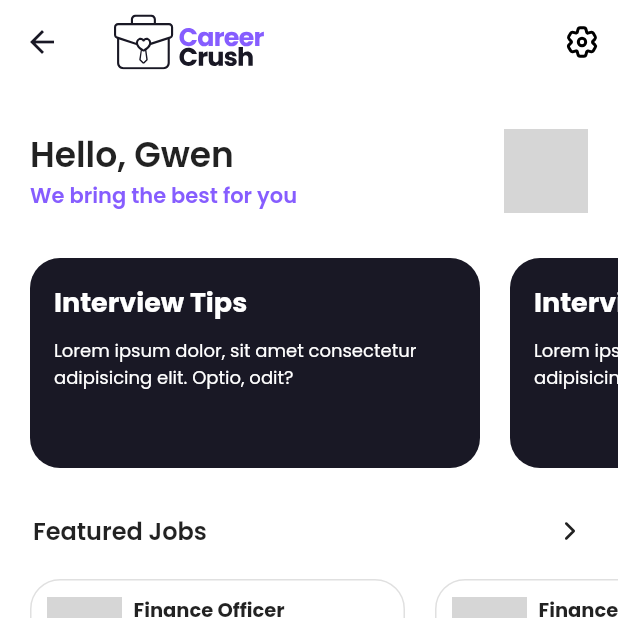
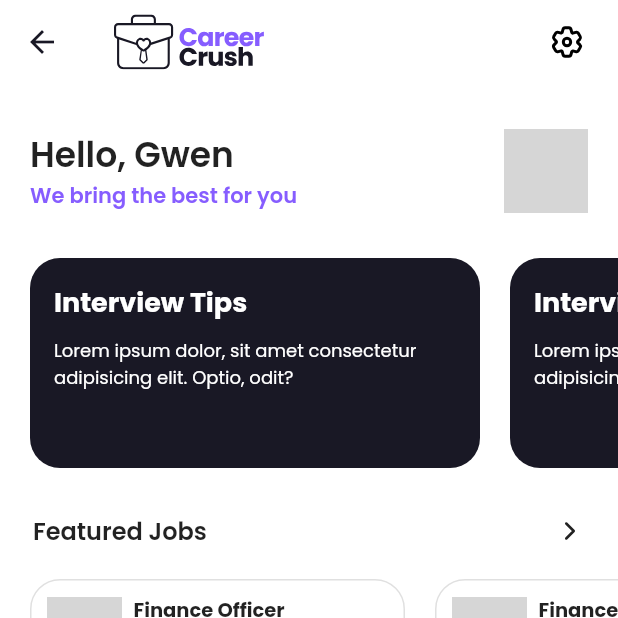
Before and after one commit to agil3st/career_crush, a Flutter app: the HomeScreen screen opened directly, on a phone screen of 412 x 824 dp, the top half of it. Run offline on Flutter 3.47's test engine with Material 2 defaults, Android fonts, the phone set to English and light mode, and no system bars; our stand-ins replace cached_network_image, dots_indicator, flutter_feather_icons, flutter_markdown, flutter_riverpod, flutter_svg and 1 more; network calls fail; grey boxes are pictures that could not be loaded.

Commit message:
Update welcome_scaffold.dart

```diff
--- a/lib/src/presentation/widgets/scaffolds/welcome_scaffold.dart
+++ b/lib/src/presentation/widgets/scaffolds/welcome_scaffold.dart
@@ -27,6 +27,7 @@ class WelcomeScaffold extends PageScaffold {
                     onPressed: () {},
                     icon: Assets.images.icons.apps.setting.svg(),
                   ),
+            const SizedBox(width: 10),
           ],
           body: Stack(
             children: [
```
